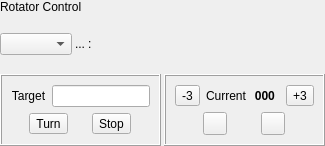
Old version of the form mqt/MqtLogger/rotcontrolframe.ui in the repository Rsclub22/Minos2-Mirror.
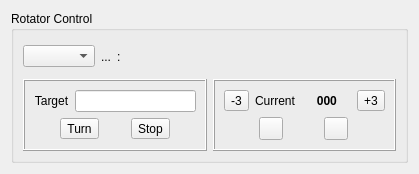
New version of the form. Custom widgets are drawn as their Qt base class.

Commit message: fix start end skyscanbearing in logger, sort fwd/rev buttons in logger, disable rotcontrolframe and rotpresetsframe in logger when skyscan start is active, fix skyscan rotation after status object creation.

```diff
--- a/mqt/MqtLogger/rotcontrolframe.ui
+++ b/mqt/MqtLogger/rotcontrolframe.ui
@@ -6,8 +6,8 @@
    <rect>
     <x>0</x>
     <y>0</y>
-    <width>325</width>
-    <height>146</height>
+    <width>419</width>
+    <height>174</height>
    </rect>
   </property>
   <property name="windowTitle">
@@ -19,35 +19,13 @@
   <property name="frameShadow">
    <enum>QFrame::Plain</enum>
   </property>
-  <layout class="QVBoxLayout" name="verticalLayout_3">
-   <property name="spacing">
-    <number>3</number>
-   </property>
-   <property name="leftMargin">
-    <number>0</number>
-   </property>
-   <property name="topMargin">
-    <number>0</number>
-   </property>
-   <property name="rightMargin">
-    <number>0</number>
-   </property>
-   <property name="bottomMargin">
-    <number>0</number>
-   </property>
+  <layout class="QVBoxLayout" name="verticalLayout_4">
    <item>
-    <widget class="QLabel" name="label_4">
-     <property name="sizePolicy">
-      <sizepolicy hsizetype="Preferred" vsizetype="Fixed">
-       <horstretch>0</horstretch>
-       <verstretch>0</verstretch>
-      </sizepolicy>
-     </property>
-     <property name="text">
+    <widget class="QGroupBox" name="rotatorControlGroupBox">
+     <property name="title">
       <string>Rotator Control</string>
      </property>
-    </widget>
-   </item>
+     <layout class="QVBoxLayout" name="verticalLayout_2">
    <item>
     <layout class="QHBoxLayout" name="horizontalLayout_7">
      <item>
@@ -192,7 +170,7 @@
        <property name="lineWidth">
         <number>1</number>
        </property>
-       <layout class="QVBoxLayout" name="verticalLayout_2">
+          <layout class="QVBoxLayout" name="verticalLayout_3">
         <item>
          <layout class="QHBoxLayout" name="horizontalLayout_2">
           <item>
@@ -279,6 +257,9 @@
       </widget>
      </item>
     </layout>
+      </item>
+     </layout>
+    </widget>
    </item>
   </layout>
  </widget>
```
Lines whose indentation alone changed are shown as unchanged. The commit also changes 13 other files.
